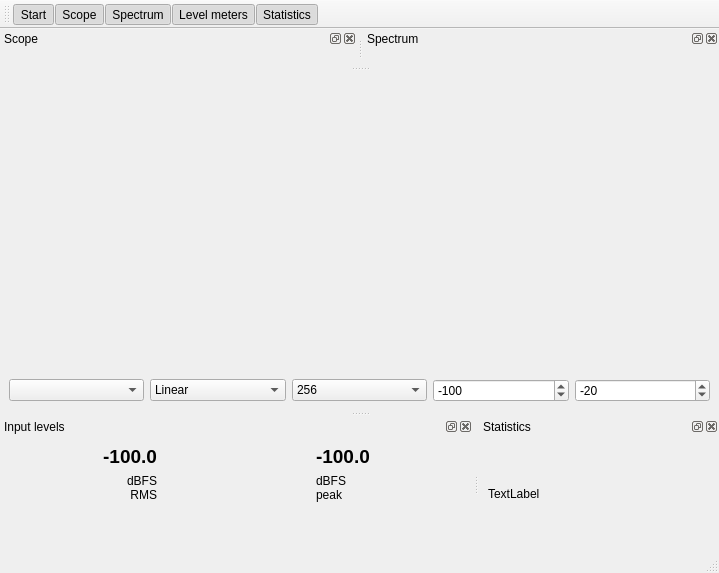
Before: the Qt Designer form friture.ui in tlecomte/friture, drawn with Qt 5.
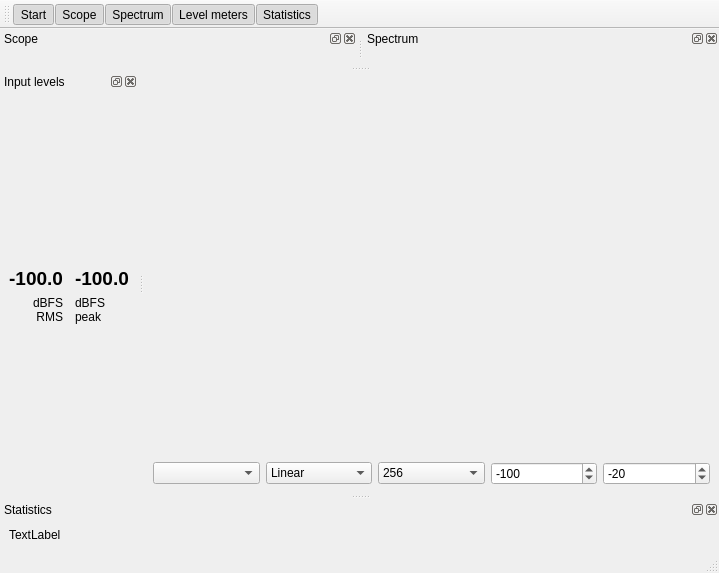
After: the same form once the commit is applied. Custom widgets are drawn as their Qt base class.

Commit message: More fine tuning to the level widget layout. Move it to the left.

Diff of the .ui file:
```diff
--- a/friture.ui
+++ b/friture.ui
@@ -133,7 +133,7 @@
     <string>Input levels</string>
    </property>
    <attribute name="dockWidgetArea">
-    <number>8</number>
+    <number>1</number>
    </attribute>
    <widget class="QWidget" name="dockWidgetContents">
     <layout class="QGridLayout" name="gridLayout_4">
@@ -150,7 +150,7 @@
         <string>-100.0</string>
        </property>
        <property name="alignment">
-        <set>Qt::AlignRight|Qt::AlignTrailing|Qt::AlignVCenter</set>
+        <set>Qt::AlignBottom|Qt::AlignRight|Qt::AlignTrailing</set>
        </property>
       </widget>
      </item>
@@ -169,6 +169,9 @@
        <property name="text">
         <string>-100.0</string>
        </property>
+       <property name="alignment">
+        <set>Qt::AlignBottom|Qt::AlignLeading|Qt::AlignLeft</set>
+       </property>
       </widget>
      </item>
      <item row="1" column="0">
@@ -193,19 +196,6 @@
        </property>
       </widget>
      </item>
-     <item row="2" column="0">
-      <spacer name="verticalSpacer">
-       <property name="orientation">
-        <enum>Qt::Vertical</enum>
-       </property>
-       <property name="sizeHint" stdset="0">
-        <size>
-         <width>20</width>
-         <height>40</height>
-        </size>
-       </property>
-      </spacer>
-     </item>
     </layout>
    </widget>
   </widget>
```
The commit also changes 1 other file.
